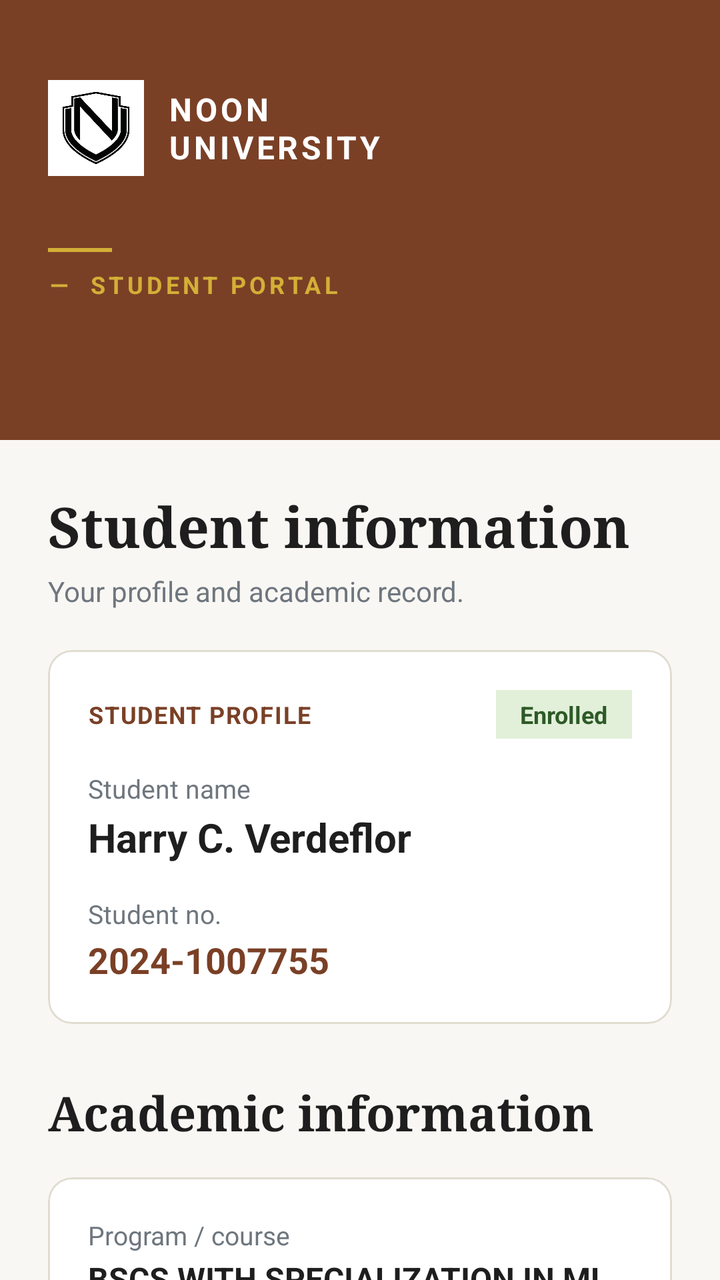
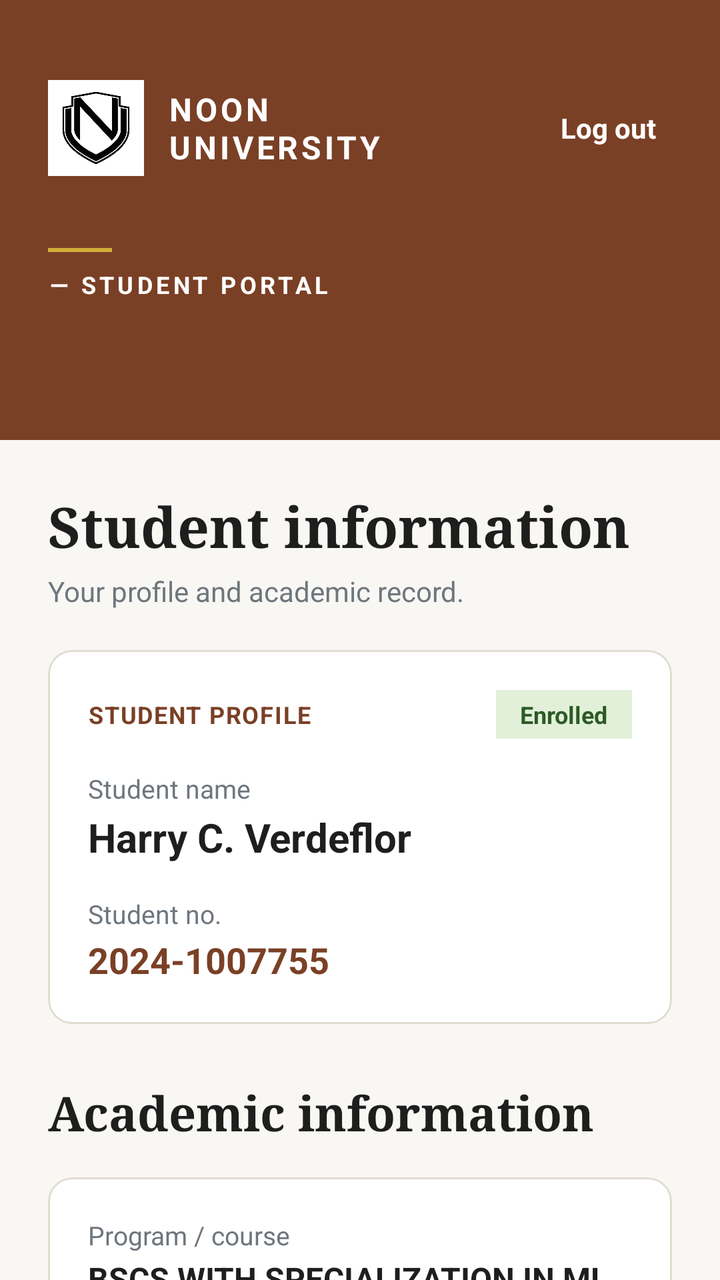

An Android layout rendered at two revisions. The XML below is the earlier revision; the diff shows what the commit changed to produce the second picture.
<!-- AndroidManifest.xml: application theme Theme.Verdeflor -->
<!-- res/layout/activity_student_page.xml -->
<?xml version="1.0" encoding="utf-8"?>
<androidx.constraintlayout.widget.ConstraintLayout xmlns:android="http://schemas.android.com/apk/res/android"
    xmlns:app="http://schemas.android.com/apk/res-auto"
    xmlns:tools="http://schemas.android.com/tools"
    android:id="@+id/main"
    android:layout_width="match_parent"
    android:layout_height="match_parent"
    android:background="@color/noon_cream"
    tools:context=".activity_student_page">

    
    <LinearLayout
        android:id="@+id/headerLayout"
        android:layout_width="match_parent"
        android:layout_height="220dp"
        android:background="@color/noon_brown"
        android:orientation="vertical"
        android:padding="24dp"
        app:layout_constraintTop_toTopOf="parent">

        <LinearLayout
            android:layout_width="match_parent"
            android:layout_height="wrap_content"
            android:layout_marginTop="16dp"
            android:gravity="center_vertical"
            android:orientation="horizontal">

            <ImageView
                android:id="@+id/imageView"
                android:layout_width="48dp"
                android:layout_height="48dp"
                android:scaleType="centerInside"
                app:srcCompat="@drawable/images" />

            <TextView
                android:layout_width="wrap_content"
                android:layout_height="wrap_content"
                android:layout_marginStart="12dp"
                android:letterSpacing="0.1"
                android:text="NOON\nUNIVERSITY"
                android:textColor="@color/white"
                android:textSize="16sp"
                android:textStyle="bold" />
        </LinearLayout>

        <View
            android:layout_width="32dp"
            android:layout_height="2dp"
            android:layout_marginTop="36dp"
            android:background="@color/noon_gold" />

        <TextView
            android:layout_width="wrap_content"
            android:layout_height="wrap_content"
            android:layout_marginTop="8dp"
            android:letterSpacing="0.15"
            android:text="—  STUDENT PORTAL"
            android:textColor="@color/noon_gold"
            android:textSize="12sp"
            android:textStyle="bold" />
    </LinearLayout>

    
    <androidx.core.widget.NestedScrollView
        android:layout_width="match_parent"
        android:layout_height="0dp"
        android:background="@color/noon_cream"
        app:layout_constraintBottom_toBottomOf="parent"
        app:layout_constraintTop_toBottomOf="@id/headerLayout">

        <LinearLayout
            android:layout_width="match_parent"
            android:layout_height="wrap_content"
            android:orientation="vertical"
            android:padding="24dp">

            
            <TextView
                android:layout_width="match_parent"
                android:layout_height="wrap_content"
                android:fontFamily="serif"
                android:text="Student information"
                android:textColor="@color/noon_text_dark"
                android:textSize="28sp"
                android:textStyle="bold" />

            <TextView
                android:layout_width="match_parent"
                android:layout_height="wrap_content"
                android:layout_marginTop="4dp"
                android:text="Your profile and academic record."
                android:textColor="@color/noon_text_muted"
                android:textSize="14sp" />

            
            <com.google.android.material.card.MaterialCardView
                android:layout_width="match_parent"
                android:layout_height="wrap_content"
                android:layout_marginTop="20dp"
                app:cardBackgroundColor="@color/white"
                app:cardCornerRadius="12dp"
                app:cardElevation="0dp"
                app:strokeColor="@color/noon_border"
                app:strokeWidth="1dp">

                <LinearLayout
                    android:layout_width="match_parent"
                    android:layout_height="wrap_content"
                    android:orientation="vertical"
                    android:padding="20dp">

                    
                    <RelativeLayout
                        android:layout_width="match_parent"
                        android:layout_height="wrap_content">

                        <TextView
                            android:layout_width="wrap_content"
                            android:layout_height="wrap_content"
                            android:layout_alignParentStart="true"
                            android:layout_centerVertical="true"
                            android:letterSpacing="0.05"
                            android:text="STUDENT PROFILE"
                            android:textColor="@color/noon_brown"
                            android:textSize="12sp"
                            android:textStyle="bold" />

                        <TextView
                            android:layout_width="wrap_content"
                            android:layout_height="wrap_content"
                            android:layout_alignParentEnd="true"
                            android:layout_centerVertical="true"
                            android:background="@color/noon_enrolled_bg"
                            android:paddingHorizontal="12dp"
                            android:paddingVertical="4dp"
                            android:text="Enrolled"
                            android:textColor="@color/noon_enrolled_text"
                            android:textSize="12sp"
                            android:textStyle="bold" />
                    </RelativeLayout>

                    
                    <TextView
                        android:layout_width="match_parent"
                        android:layout_height="wrap_content"
                        android:layout_marginTop="16dp"
                        android:text="Student name"
                        android:textColor="@color/noon_text_muted"
                        android:textSize="13sp" />

                    <TextView
                        android:layout_width="match_parent"
                        android:layout_height="wrap_content"
                        android:layout_marginTop="2dp"
                        android:text="Harry C. Verdeflor"
                        android:textColor="@color/noon_text_dark"
                        android:textSize="20sp"
                        android:textStyle="bold" />

                    
                    <TextView
                        android:layout_width="match_parent"
                        android:layout_height="wrap_content"
                        android:layout_marginTop="16dp"
                        android:text="Student no."
                        android:textColor="@color/noon_text_muted"
                        android:textSize="13sp" />

                    <TextView
                        android:layout_width="match_parent"
                        android:layout_height="wrap_content"
                        android:layout_marginTop="2dp"
                        android:text="2024-1007755"
                        android:textColor="@color/noon_brown"
                        android:textSize="18sp"
                        android:textStyle="bold" />

                </LinearLayout>
            </com.google.android.material.card.MaterialCardView>

            
            <TextView
                android:layout_width="match_parent"
                android:layout_height="wrap_content"
                android:layout_marginTop="28dp"
                android:fontFamily="serif"
                android:text="Academic information"
                android:textColor="@color/noon_text_dark"
                android:textSize="24sp"
                android:textStyle="bold" />

            
            <com.google.android.material.card.MaterialCardView
                android:layout_width="match_parent"
                android:layout_height="wrap_content"
                android:layout_marginTop="16dp"
                app:cardBackgroundColor="@color/white"
                app:cardCornerRadius="12dp"
                app:cardElevation="0dp"
                app:strokeColor="@color/noon_border"
                app:strokeWidth="1dp">

                <LinearLayout
                    android:layout_width="match_parent"
                    android:layout_height="wrap_content"
                    android:orientation="vertical"
                    android:padding="20dp">

                    
                    <TextView
                        android:layout_width="match_parent"
                        android:layout_height="wrap_content"
                        android:text="Program / course"
                        android:textColor="@color/noon_text_muted"
                        android:textSize="13sp" />

                    <TextView
                        android:layout_width="match_parent"
                        android:layout_height="wrap_content"
                        android:layout_marginTop="2dp"
                        android:text="BSCS WITH SPECIALIZATION IN ML"
                        android:textColor="@color/noon_text_dark"
                        android:textSize="16sp"
                        android:textStyle="bold" />

                    <View
                        android:layout_width="match_parent"
                        android:layout_height="1dp"
                        android:layout_marginTop="14dp"
                        android:layout_marginBottom="14dp"
                        android:background="@color/noon_border" />

                    
                    <TextView
                        android:layout_width="match_parent"
                        android:layout_height="wrap_content"
                        android:text="College"
                        android:textColor="@color/noon_text_muted"
                        android:textSize="13sp" />

                    <TextView
                        android:layout_width="match_parent"
                        android:layout_height="wrap_content"
                        android:layout_marginTop="2dp"
                        android:text="CCIT"
                        android:textColor="@color/noon_text_dark"
                        android:textSize="16sp"
                        android:textStyle="bold" />

                    <View
                        android:layout_width="match_parent"
                        android:layout_height="1dp"
                        android:layout_marginTop="14dp"
                        android:layout_marginBottom="14dp"
                        android:background="@color/noon_border" />

                    
                    <TextView
                        android:layout_width="match_parent"
                        android:layout_height="wrap_content"
                        android:text="Year level &amp; section"
                        android:textColor="@color/noon_text_muted"
                        android:textSize="13sp" />

                    <TextView
                        android:layout_width="match_parent"
                        android:layout_height="wrap_content"
                        android:layout_marginTop="2dp"
                        android:text="3rd year · COM243"
                        android:textColor="@color/noon_text_dark"
                        android:textSize="16sp"
                        android:textStyle="bold" />

                    <View
                        android:layout_width="match_parent"
                        android:layout_height="1dp"
                        android:layout_marginTop="14dp"
                        android:layout_marginBottom="14dp"
                        android:background="@color/noon_border" />

                    
                    <TextView
                        android:layout_width="match_parent"
                        android:layout_height="wrap_content"
                        android:text="Academic year"
                        android:textColor="@color/noon_text_muted"
                        android:textSize="13sp" />

                    <TextView
                        android:layout_width="match_parent"
                        android:layout_height="wrap_content"
                        android:layout_marginTop="2dp"
                        android:text="2026–2027"
                        android:textColor="@color/noon_text_dark"
                        android:textSize="16sp"
                        android:textStyle="bold" />

                    <View
                        android:layout_width="match_parent"
                        android:layout_height="1dp"
                        android:layout_marginTop="14dp"
                        android:layout_marginBottom="14dp"
                        android:background="@color/noon_border" />

                    
                    <TextView
                        android:layout_width="match_parent"
                        android:layout_height="wrap_content"
                        android:text="Semester"
                        android:textColor="@color/noon_text_muted"
                        android:textSize="13sp" />

                    <TextView
                        android:layout_width="match_parent"
                        android:layout_height="wrap_content"
                        android:layout_marginTop="2dp"
                        android:text="First semester"
                        android:textColor="@color/noon_text_dark"
                        android:textSize="16sp"
                        android:textStyle="bold" />

                </LinearLayout>
            </com.google.android.material.card.MaterialCardView>

            
            <TextView
                android:layout_width="match_parent"
                android:layout_height="wrap_content"
                android:layout_marginTop="24dp"
                android:text="Need to update your details? Contact the registrar."
                android:textColor="@color/noon_text_muted"
                android:textSize="13sp" />

            
            <TextView
                android:layout_width="match_parent"
                android:layout_height="wrap_content"
                android:layout_marginTop="40dp"
                android:layout_marginBottom="24dp"
                android:text="© 2026 Noon University"
                android:textAlignment="center"
                android:textColor="@color/noon_text_muted"
                android:textSize="12sp" />

        </LinearLayout>
    </androidx.core.widget.NestedScrollView>

</androidx.constraintlayout.widget.ConstraintLayout>
<!-- resources referenced by this layout -->
<resources>
  <color name="noon_border">#E0DCD0</color>
  <color name="noon_brown">#7A4026</color>
  <color name="noon_cream">#F9F7F3</color>
  <color name="noon_enrolled_bg">#E2F0D9</color>
  <color name="noon_enrolled_text">#2D5A27</color>
  <color name="noon_gold">#D4AF37</color>
  <color name="noon_text_dark">#1E1E1E</color>
  <color name="noon_text_muted">#6E767E</color>
  <color name="white">#FFFFFFFF</color>
  <!-- drawable images: png bitmap (drawable, 19443 bytes) -->
  <style name="Theme.Verdeflor" parent="Base.Theme.Verdeflor" />
  <style name="Base.Theme.Verdeflor" parent="Theme.Material3.DayNight.NoActionBar">
          
          
      </style>
</resources>

<!-- the commit's change to res/layout/activity_student_page.xml (unified diff, before → after) -->
@@ -29,17 +29,35 @@
                 android:id="@+id/imageView"
                 android:layout_width="48dp"
                 android:layout_height="48dp"
+                android:contentDescription="@string/logo_description"
                 android:scaleType="centerInside"
                 app:srcCompat="@drawable/images" />
 
             <TextView
-                android:layout_width="wrap_content"
-                android:layout_height="wrap_content"
+                android:layout_width="0dp"
+                android:layout_height="wrap_content"
+                android:layout_weight="1"
                 android:layout_marginStart="12dp"
                 android:letterSpacing="0.1"
-                android:text="NOON\nUNIVERSITY"
+                android:text="@string/noon_university"
                 android:textColor="@color/white"
                 android:textSize="16sp"
+                android:textStyle="bold" />
+
+            <TextView
+                android:id="@+id/btnStudentLogout"
+                android:layout_width="wrap_content"
+                android:layout_height="wrap_content"
+                android:minWidth="48dp"
+                android:minHeight="48dp"
+                android:gravity="center"
+                android:background="?attr/selectableItemBackground"
+                android:clickable="true"
+                android:focusable="true"
+                android:padding="8dp"
+                android:text="@string/logout_button"
+                android:textColor="@color/white"
+                android:textSize="14sp"
                 android:textStyle="bold" />
         </LinearLayout>
 
@@ -54,8 +72,8 @@
             android:layout_height="wrap_content"
             android:layout_marginTop="8dp"
             android:letterSpacing="0.15"
-            android:text="—  STUDENT PORTAL"
-            android:textColor="@color/noon_gold"
+            android:text="@string/student_portal"
+            android:textColor="@color/white"
             android:textSize="12sp"
             android:textStyle="bold" />
     </LinearLayout>
@@ -79,7 +97,7 @@
                 android:layout_width="match_parent"
                 android:layout_height="wrap_content"
                 android:fontFamily="serif"
-                android:text="Student information"
+                android:text="@string/student_information"
                 android:textColor="@color/noon_text_dark"
                 android:textSize="28sp"
                 android:textStyle="bold" />
@@ -88,7 +106,7 @@
                 android:layout_width="match_parent"
                 android:layout_height="wrap_content"
                 android:layout_marginTop="4dp"
-                android:text="Your profile and academic record."
+                android:text="@string/student_info_subtitle"
                 android:textColor="@color/noon_text_muted"
                 android:textSize="14sp" />
 
@@ -119,13 +137,15 @@
                             android:layout_height="wrap_content"
                             android:layout_alignParentStart="true"
                             android:layout_centerVertical="true"
+                            android:layout_toStartOf="@id/tvBadgeEnrolled"
                             android:letterSpacing="0.05"
-                            android:text="STUDENT PROFILE"
+                            android:text="@string/student_profile_header"
                             android:textColor="@color/noon_brown"
                             android:textSize="12sp"
                             android:textStyle="bold" />
 
                         <TextView
+                            android:id="@+id/tvBadgeEnrolled"
                             android:layout_width="wrap_content"
                             android:layout_height="wrap_content"
                             android:layout_alignParentEnd="true"
@@ -133,7 +153,7 @@
                             android:background="@color/noon_enrolled_bg"
                             android:paddingHorizontal="12dp"
                             android:paddingVertical="4dp"
-                            android:text="Enrolled"
+                            android:text="@string/enrolled"
                             android:textColor="@color/noon_enrolled_text"
                             android:textSize="12sp"
                             android:textStyle="bold" />
@@ -144,15 +164,15 @@
                         android:layout_width="match_parent"
                         android:layout_height="wrap_content"
                         android:layout_marginTop="16dp"
-                        android:text="Student name"
-                        android:textColor="@color/noon_text_muted"
-                        android:textSize="13sp" />
-
-                    <TextView
-                        android:layout_width="match_parent"
-                        android:layout_height="wrap_content"
-                        android:layout_marginTop="2dp"
-                        android:text="Harry C. Verdeflor"
+                        android:text="@string/student_name_title"
+                        android:textColor="@color/noon_text_muted"
+                        android:textSize="13sp" />
+
+                    <TextView
+                        android:layout_width="match_parent"
+                        android:layout_height="wrap_content"
+                        android:layout_marginTop="2dp"
+                        android:text="@string/student_name_val"
                         android:textColor="@color/noon_text_dark"
                         android:textSize="20sp"
                         android:textStyle="bold" />
@@ -162,15 +182,15 @@
                         android:layout_width="match_parent"
                         android:layout_height="wrap_content"
                         android:layout_marginTop="16dp"
-                        android:text="Student no."
-                        android:textColor="@color/noon_text_muted"
-                        android:textSize="13sp" />
-
-                    <TextView
-                        android:layout_width="match_parent"
-                        android:layout_height="wrap_content"
-                        android:layout_marginTop="2dp"
-                        android:text="2024-1007755"
+                        android:text="@string/student_no_title"
+                        android:textColor="@color/noon_text_muted"
+                        android:textSize="13sp" />
+
+                    <TextView
+                        android:layout_width="match_parent"
+                        android:layout_height="wrap_content"
+                        android:layout_marginTop="2dp"
+                        android:text="@string/student_no_val"
                         android:textColor="@color/noon_brown"
                         android:textSize="18sp"
                         android:textStyle="bold" />
@@ -184,7 +204,7 @@
                 android:layout_height="wrap_content"
                 android:layout_marginTop="28dp"
                 android:fontFamily="serif"
-                android:text="Academic information"
+                android:text="@string/academic_information"
                 android:textColor="@color/noon_text_dark"
                 android:textSize="24sp"
                 android:textStyle="bold" />
@@ -210,15 +230,15 @@
                     <TextView
                         android:layout_width="match_parent"
                         android:layout_height="wrap_content"
-                        android:text="Program / course"
-                        android:textColor="@color/noon_text_muted"
-                        android:textSize="13sp" />
-
-                    <TextView
-                        android:layout_width="match_parent"
-                        android:layout_height="wrap_content"
-                        android:layout_marginTop="2dp"
-                        android:text="BSCS WITH SPECIALIZATION IN ML"
+                        android:text="@string/program_course_title"
+                        android:textColor="@color/noon_text_muted"
+                        android:textSize="13sp" />
+
+                    <TextView
+                        android:layout_width="match_parent"
+                        android:layout_height="wrap_content"
+                        android:layout_marginTop="2dp"
+                        android:text="@string/program_course_val"
                         android:textColor="@color/noon_text_dark"
                         android:textSize="16sp"
                         android:textStyle="bold" />
@@ -234,15 +254,15 @@
                     <TextView
                         android:layout_width="match_parent"
                         android:layout_height="wrap_content"
-                        android:text="College"
-                        android:textColor="@color/noon_text_muted"
-                        android:textSize="13sp" />
-
-                    <TextView
-                        android:layout_width="match_parent"
-                        android:layout_height="wrap_content"
-                        android:layout_marginTop="2dp"
-                        android:text="CCIT"
+                        android:text="@string/college_title"
+                        android:textColor="@color/noon_text_muted"
+                        android:textSize="13sp" />
+
+                    <TextView
+                        android:layout_width="match_parent"
+                        android:layout_height="wrap_content"
+                        android:layout_marginTop="2dp"
+                        android:text="@string/college_val"
                         android:textColor="@color/noon_text_dark"
                         android:textSize="16sp"
                         android:textStyle="bold" />
@@ -258,15 +278,15 @@
                     <TextView
                         android:layout_width="match_parent"
                         android:layout_height="wrap_content"
-                        android:text="Year level &amp; section"
-                        android:textColor="@color/noon_text_muted"
-                        android:textSize="13sp" />
-
-                    <TextView
-                        android:layout_width="match_parent"
-                        android:layout_height="wrap_content"
-                        android:layout_marginTop="2dp"
-                        android:text="3rd year · COM243"
+                        android:text="@string/year_section_title"
+                        android:textColor="@color/noon_text_muted"
+                        android:textSize="13sp" />
+
+                    <TextView
+                        android:layout_width="match_parent"
+                        android:layout_height="wrap_content"
+                        android:layout_marginTop="2dp"
+                        android:text="@string/year_section_val"
                         android:textColor="@color/noon_text_dark"
                         android:textSize="16sp"
                         android:textStyle="bold" />
@@ -282,15 +302,15 @@
                     <TextView
                         android:layout_width="match_parent"
                         android:layout_height="wrap_content"
-                        android:text="Academic year"
-                        android:textColor="@color/noon_text_muted"
-                        android:textSize="13sp" />
-
-                    <TextView
-                        android:layout_width="match_parent"
-                        android:layout_height="wrap_content"
-                        android:layout_marginTop="2dp"
-                        android:text="2026–2027"
+                        android:text="@string/academic_year_title"
+                        android:textColor="@color/noon_text_muted"
+                        android:textSize="13sp" />
+
+                    <TextView
+                        android:layout_width="match_parent"
+                        android:layout_height="wrap_content"
+                        android:layout_marginTop="2dp"
+                        android:text="@string/academic_year_val"
                         android:textColor="@color/noon_text_dark"
                         android:textSize="16sp"
                         android:textStyle="bold" />
@@ -306,15 +326,15 @@
                     <TextView
                         android:layout_width="match_parent"
                         android:layout_height="wrap_content"
-                        android:text="Semester"
-                        android:textColor="@color/noon_text_muted"
-                        android:textSize="13sp" />
-
-                    <TextView
-                        android:layout_width="match_parent"
-                        android:layout_height="wrap_content"
-                        android:layout_marginTop="2dp"
-                        android:text="First semester"
+                        android:text="@string/semester_title"
+                        android:textColor="@color/noon_text_muted"
+                        android:textSize="13sp" />
+
+                    <TextView
+                        android:layout_width="match_parent"
+                        android:layout_height="wrap_content"
+                        android:layout_marginTop="2dp"
+                        android:text="@string/semester_val"
                         android:textColor="@color/noon_text_dark"
                         android:textSize="16sp"
                         android:textStyle="bold" />
@@ -327,7 +347,7 @@
                 android:layout_width="match_parent"
                 android:layout_height="wrap_content"
                 android:layout_marginTop="24dp"
-                android:text="Need to update your details? Contact the registrar."
+                android:text="@string/registrar_note"
                 android:textColor="@color/noon_text_muted"
                 android:textSize="13sp" />
 
@@ -337,7 +357,7 @@
                 android:layout_height="wrap_content"
                 android:layout_marginTop="40dp"
                 android:layout_marginBottom="24dp"
-                android:text="© 2026 Noon University"
+                android:text="@string/copyright_text"
                 android:textAlignment="center"
                 android:textColor="@color/noon_text_muted"
                 android:textSize="12sp" />
<!-- resource entries referenced after the edit -->
@@ -10,6 +10,31 @@
   <color name="noon_text_muted">#6E767E</color>
   <color name="white">#FFFFFFFF</color>
   <!-- drawable images: png bitmap (drawable, 19443 bytes) -->
+  <string name="academic_information">Academic information</string>
+  <string name="academic_year_title">Academic year</string>
+  <string name="academic_year_val">2026–2027</string>
+  <string name="college_title">College</string>
+  <string name="college_val">CCIT</string>
+  <string name="copyright_text">© 2026 Noon University</string>
+  <string name="enrolled">Enrolled</string>
+  <string name="logo_description">Noon University Logo</string>
+  <string name="logout_button">Log out</string>
+  <string name="noon_university">NOON\nUNIVERSITY</string>
+  <string name="program_course_title">Program / course</string>
+  <string name="program_course_val">BSCS WITH SPECIALIZATION IN ML</string>
+  <string name="registrar_note">Need to update your details? Contact the registrar.</string>
+  <string name="semester_title">Semester</string>
+  <string name="semester_val">First semester</string>
+  <string name="student_info_subtitle">Your profile and academic record.</string>
+  <string name="student_information">Student information</string>
+  <string name="student_name_title">Student name</string>
+  <string name="student_name_val">Harry C. Verdeflor</string>
+  <string name="student_no_title">Student no.</string>
+  <string name="student_no_val">2024-1007755</string>
+  <string name="student_portal">—  STUDENT PORTAL</string>
+  <string name="student_profile_header">STUDENT PROFILE</string>
+  <string name="year_section_title">Year level &amp; section</string>
+  <string name="year_section_val">3rd year · COM243</string>
   <style name="Theme.Verdeflor" parent="Base.Theme.Verdeflor" />
   <style name="Base.Theme.Verdeflor" parent="Theme.Material3.DayNight.NoActionBar">
           
